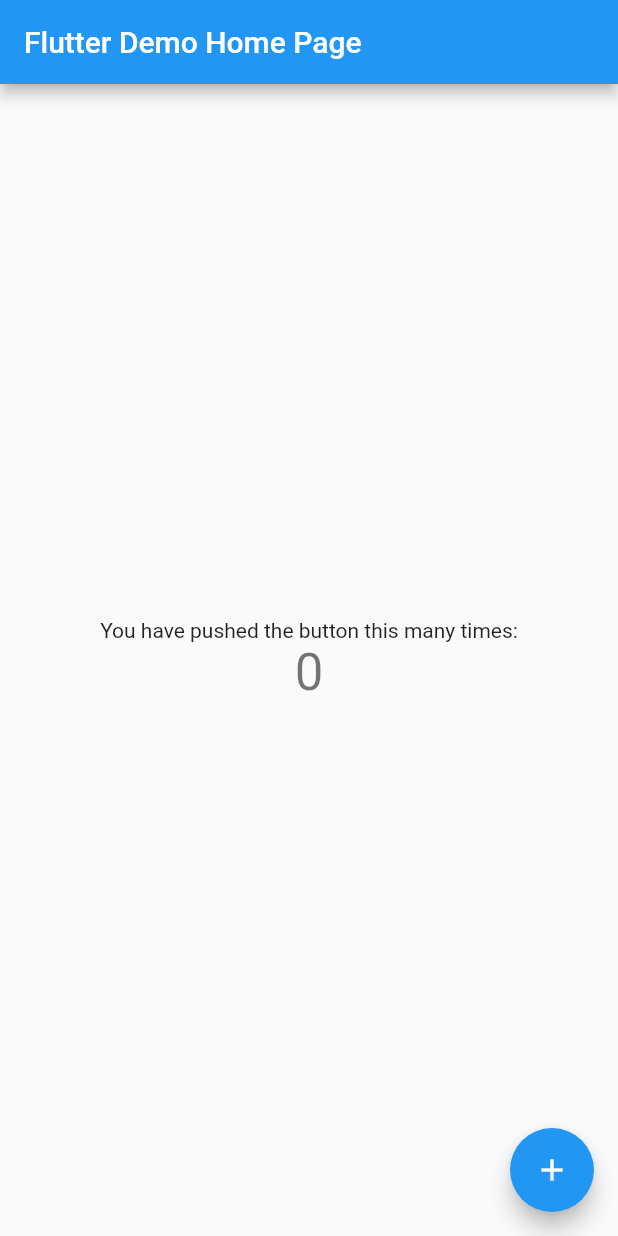
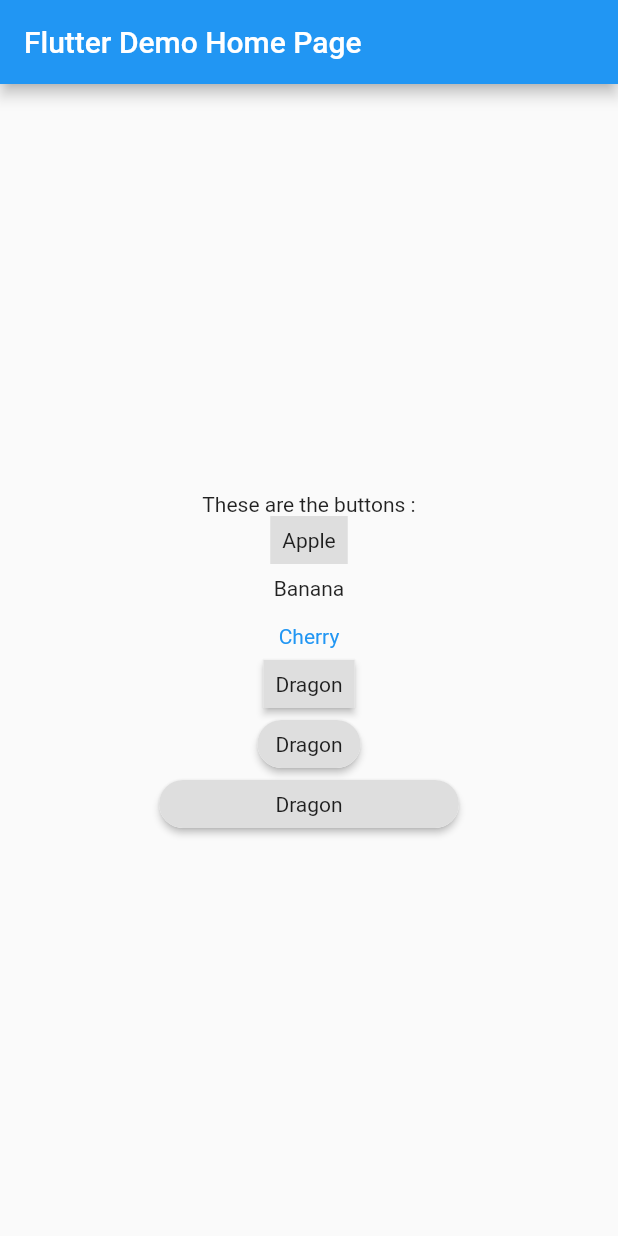
Before and after one commit to thruthesky/flutter_button, a Flutter app: the screen it shows after launch, on a phone screen of 412 x 824 dp. Run offline on Flutter 3.47's test engine with Material 2 defaults, Android fonts, the phone set to English and light mode, and no system bars.

Commit message:
add text & raised button

```diff
--- a/example/lib/main.dart
+++ b/example/lib/main.dart
@@ -1,25 +1,16 @@
 import 'package:flutter/material.dart';
+import 'package:simple_button/button.dart';
 
 void main() {
   runApp(MyApp());
 }
 
 class MyApp extends StatelessWidget {
-  // This widget is the root of your application.
   @override
   Widget build(BuildContext context) {
     return MaterialApp(
       title: 'Flutter Demo',
       theme: ThemeData(
-        // This is the theme of your application.
-        //
-        // Try running your application with "flutter run". You'll see the
-        // application has a blue toolbar. Then, without quitting the app, try
-        // changing the primarySwatch below to Colors.green and then invoke
-        // "hot reload" (press "r" in the console where you ran "flutter run",
-        // or simply save your changes to "hot reload" in a Flutter IDE).
-        // Notice that the counter didn't reset back to zero; the application
-        // is not restarted.
         primarySwatch: Colors.blue,
       ),
       home: MyHomePage(title: 'Flutter Demo Home Page'),
@@ -30,15 +21,6 @@ class MyApp extends StatelessWidget {
 class MyHomePage extends StatefulWidget {
   MyHomePage({Key key, this.title}) : super(key: key);
 
-  // This widget is the home page of your application. It is stateful, meaning
-  // that it has a State object (defined below) that contains fields that affect
-  // how it looks.
-
-  // This class is the configuration for the state. It holds the values (in this
-  // case the title) provided by the parent (in this case the App widget) and
-  // used by the build method of the State. Fields in a Widget subclass are
-  // always marked "final".
-
   final String title;
 
   @override
@@ -46,68 +28,58 @@ class MyHomePage extends StatefulWidget {
 }
 
 class _MyHomePageState extends State<MyHomePage> {
-  int _counter = 0;
-
-  void _incrementCounter() {
-    setState(() {
-      // This call to setState tells the Flutter framework that something has
-      // changed in this State, which causes it to rerun the build method below
-      // so that the display can reflect the updated values. If we changed
-      // _counter without calling setState(), then the build method would not be
-      // called again, and so nothing would appear to happen.
-      _counter++;
-    });
-  }
-
   @override
   Widget build(BuildContext context) {
-    // This method is rerun every time setState is called, for instance as done
-    // by the _incrementCounter method above.
-    //
-    // The Flutter framework has been optimized to make rerunning build methods
-    // fast, so that you can just rebuild anything that needs updating rather
-    // than having to individually change instances of widgets.
     return Scaffold(
       appBar: AppBar(
-        // Here we take the value from the MyHomePage object that was created by
-        // the App.build method, and use it to set our appbar title.
         title: Text(widget.title),
       ),
       body: Center(
-        // Center is a layout widget. It takes a single child and positions it
-        // in the middle of the parent.
         child: Column(
-          // Column is also a layout widget. It takes a list of children and
-          // arranges them vertically. By default, it sizes itself to fit its
-          // children horizontally, and tries to be as tall as its parent.
-          //
-          // Invoke "debug painting" (press "p" in the console, choose the
-          // "Toggle Debug Paint" action from the Flutter Inspector in Android
-          // Studio, or the "Toggle Debug Paint" command in Visual Studio Code)
-          // to see the wireframe for each widget.
-          //
-          // Column has various properties to control how it sizes itself and
-          // how it positions its children. Here we use mainAxisAlignment to
-          // center the children vertically; the main axis here is the vertical
-          // axis because Columns are vertical (the cross axis would be
-          // horizontal).
           mainAxisAlignment: MainAxisAlignment.center,
           children: <Widget>[
-            Text(
-              'You have pushed the button this many times:',
+            Text('These are the buttons :'),
+            Button(
+              child: Text('Apple'),
+              onPress: () => print('Apple'),
             ),
-            Text(
-              '$_counter',
-              style: Theme.of(context).textTheme.headline4,
+            Button(
+              child: Text('Banana'),
+              onPress: () => print('Banana'),
+              backgroundColor: Colors.transparent,
+            ),
+            Button(
+              child: Text(
+                'Cherry',
+                style: TextStyle(color: Colors.blue),
+              ),
+              onPress: () => print('Cherry'),
+              backgroundColor: Colors.transparent,
+            ),
+            Button(child: Text('Dragon'), onPress: () => print('Dragon'), elevation: 2.0),
+            Button(
+              child: Text('Dragon'),
+              elevation: 2.0,
+              margin: EdgeInsets.only(top: 8.0),
+              padding: EdgeInsets.only(top: 8.0, left: 12.0, right: 12.0, bottom: 8.0),
+              onPress: () => print('Dragon'),
+              radius: 20,
+            ),
+            SizedBox(
+              width: 200,
+              child: Button(
+                alignment: Alignment.center,
+                child: Text('Dragon'),
+                elevation: 2.0,
+                margin: EdgeInsets.only(top: 8.0),
+                padding: EdgeInsets.only(top: 8.0, left: 12.0, right: 12.0, bottom: 8.0),
+                onPress: () => print('Dragon'),
+                radius: 20,
+              ),
             ),
           ],
         ),
       ),
-      floatingActionButton: FloatingActionButton(
-        onPressed: _incrementCounter,
-        tooltip: 'Increment',
-        child: Icon(Icons.add),
-      ), // This trailing comma makes auto-formatting nicer for build methods.
     );
   }
 }
--- a/example/pubspec.yaml
+++ b/example/pubspec.yaml
@@ -14,7 +14,7 @@ dependencies:
 
   cupertino_icons: ^1.0.2
 
-  flutter_button:
+  simple_button:
     path: ..
 
 dev_dependencies:
--- /dev/null
+++ b/lib/button.dart
@@ -0,0 +1,52 @@
+library button;
+
+import 'package:flutter/material.dart';
+
+class Button extends StatefulWidget {
+  Button({
+    this.alignment,
+    @required this.child,
+    this.margin = const EdgeInsets.all(0.0),
+    this.padding = const EdgeInsets.all(8.0),
+    this.backgroundColor = const Color.fromARGB(255, 222, 222, 222),
+    @required this.onPress,
+    this.elevation = 0.0,
+    this.radius = 0.0,
+  });
+  final Alignment alignment;
+  final Widget child;
+  final Color backgroundColor;
+  final EdgeInsets margin;
+  final EdgeInsets padding;
+  final Function onPress;
+  final double elevation;
+  final double radius;
+  @override
+  _ButtonState createState() => _ButtonState();
+}
+
+class _ButtonState extends State<Button> {
+  @override
+  Widget build(BuildContext context) {
+    return GestureDetector(
+      child: Container(
+        margin: widget.margin,
+        child: Material(
+          borderRadius: BorderRadius.circular(widget.radius),
+          child: Container(
+            alignment: widget.alignment,
+            child: widget.child,
+            decoration: BoxDecoration(
+              borderRadius: BorderRadius.circular(widget.radius),
+              color: widget.backgroundColor,
+            ),
+            padding: widget.padding,
+          ),
+          elevation: widget.elevation,
+        ),
+      ),
+      onTap: widget.onPress,
+      behavior: HitTestBehavior.opaque,
+    );
+  }
+}
--- a/lib/flutter_button.dart
+++ /dev/null
@@ -1,7 +0,0 @@
-library flutter_button;
-
-/// A Calculator.
-class Calculator {
-  /// Returns [value] plus 1.
-  int addOne(int value) => value + 1;
-}
```
Also changed, not shown: example/pubspec.lock, 2 other files.
